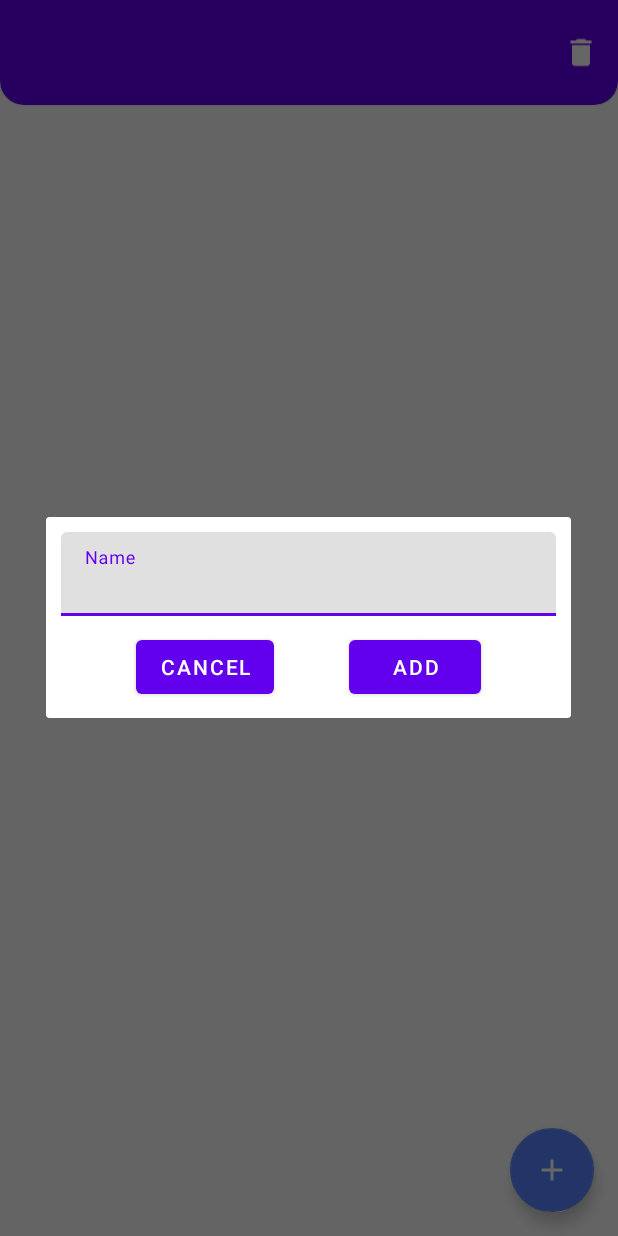
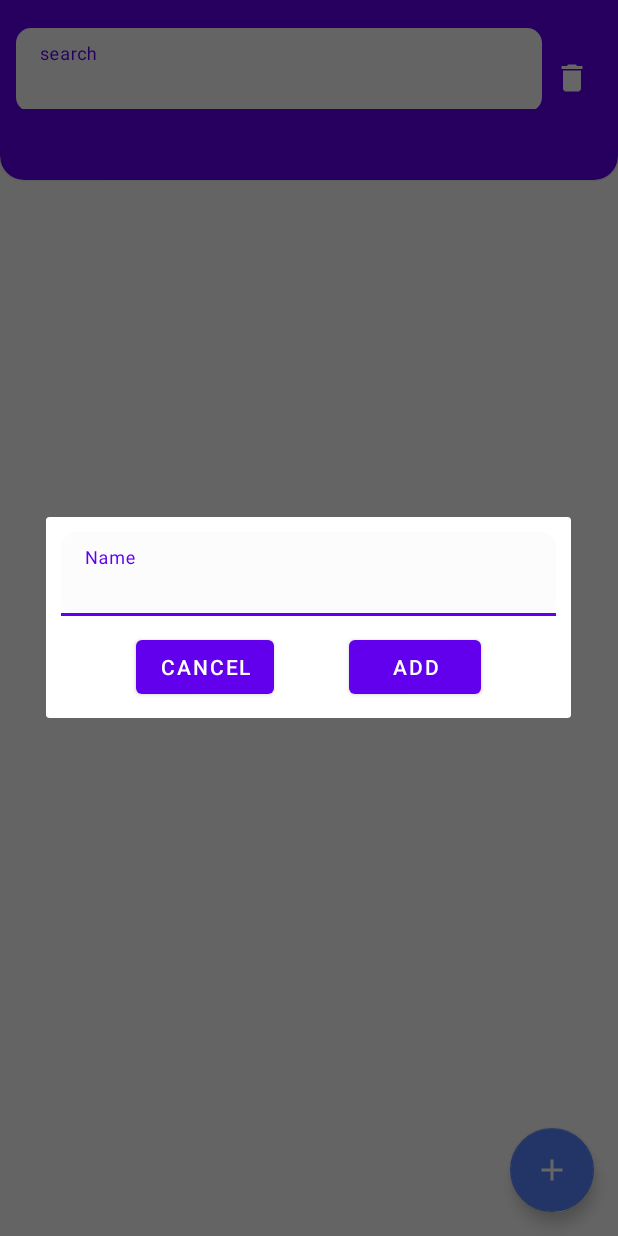
Before and after one commit to ox-tay/TODO, an Android app: the screen it shows after launch (MainActivity), after a tap on an icon or button, on a phone screen of 412 x 824 dp. Run offline under Robolectric (Android 15) with nearby library versions, the phone set to English and light mode, and no system bars; libraries missing offline, so code that uses them is left out: org.kodein.di; 4 statements that could not run were skipped.

Commit message:
search added

```diff
--- a/app/src/main/java/com/bilgiland/todo/data/db/TodoDao.kt
+++ b/app/src/main/java/com/bilgiland/todo/data/db/TodoDao.kt
@@ -13,6 +13,9 @@ interface TodoDao {
     @Query("select * from TodoModel")
     fun getAllTodo(): LiveData<List<TodoModel>>
 
+    @Query("select * from TodoModel where name like :name")
+    fun getSearch(name: String): LiveData<List<TodoModel>>
+
     @Delete
     suspend fun deleteTodo(todo: TodoModel)
 
--- a/app/src/main/java/com/bilgiland/todo/data/repository/TodoRepo.kt
+++ b/app/src/main/java/com/bilgiland/todo/data/repository/TodoRepo.kt
@@ -11,9 +11,11 @@ class TodoRepo(private val db: TodoDb) {
 
     suspend fun insert(todoModel: TodoModel) = db.todoDao().insert(todoModel)
 
-    suspend fun done(id: Int, done: Int)=db.todoDao().update(id,done)
+    suspend fun done(id: Int, done: Int) = db.todoDao().update(id, done)
 
     fun getAllTodo() = db.todoDao().getAllTodo()
 
+    fun getSearchTodo(name: String) = db.todoDao().getSearch(name)
+
 
 }
--- a/app/src/main/java/com/bilgiland/todo/ui/main/MainActivity.kt
+++ b/app/src/main/java/com/bilgiland/todo/ui/main/MainActivity.kt
@@ -2,6 +2,7 @@ package com.bilgiland.todo.ui.main
 
 import android.os.Bundle
 import androidx.appcompat.app.AppCompatActivity
+import androidx.core.widget.addTextChangedListener
 import androidx.lifecycle.Observer
 import androidx.lifecycle.ViewModelProvider
 import androidx.recyclerview.widget.LinearLayoutManager
@@ -32,7 +33,9 @@ class MainActivity : AppCompatActivity(), KodeinAware, AdapterListener {
     }
 
     private fun manageClick() {
+        // add new task
         fab_add.setOnClickListener {
+            clearFocusFromSearch()
             AddDialog(this, object : AddTodoListener {
                 override fun onAddButtonClicked(name: String) {
                     viewModel.insert(TodoModel(name, 0))
@@ -40,10 +43,17 @@ class MainActivity : AppCompatActivity(), KodeinAware, AdapterListener {
             }).show()
         }
 
+        //delete all tasks
         img_delete_all.setOnClickListener {
             viewModel.deleteAll()
         }
+    }
 
+    // clear focus from search bar
+    // add focus to dummy view
+    private fun clearFocusFromSearch() {
+        edt_search.clearFocus()
+        dummy_view.requestFocus()
     }
 
 
@@ -54,10 +64,14 @@ class MainActivity : AppCompatActivity(), KodeinAware, AdapterListener {
             adapter = recAdapter
         }
 
-
         viewModel.getAll().observe(this, Observer {
             recAdapter.add(ArrayList(it))
         })
+
+        edt_search.addTextChangedListener {
+            viewModel.searchTextChanged(it.toString())
+        }
+
     }
 
     override fun onDeleteClicked(todoModel: TodoModel) {
@@ -67,6 +81,4 @@ class MainActivity : AppCompatActivity(), KodeinAware, AdapterListener {
     override fun onDoneClicked(id: Int, done: Int) {
         viewModel.done(id, done)
     }
-
-
 }
--- /dev/null
+++ b/app/src/main/res/drawable/ic_delete_gray_24dp.xml
@@ -0,0 +1,5 @@
+<vector android:height="24dp" android:tint="#A7A7A7"
+    android:viewportHeight="24.0" android:viewportWidth="24.0"
+    android:width="24dp" xmlns:android="http://schemas.android.com/apk/res/android">
+    <path android:fillColor="#121111" android:pathData="M6,19c0,1.1 0.9,2 2,2h8c1.1,0 2,-0.9 2,-2V7H6v12zM19,4h-3.5l-1,-1h-5l-1,1H5v2h14V4z"/>
+</vector>
--- a/app/src/main/res/layout/activity_main.xml
+++ b/app/src/main/res/layout/activity_main.xml
@@ -7,6 +7,12 @@
     android:background="@color/main_bg"
     tools:context=".ui.main.MainActivity">
 
+    <View
+        android:id="@+id/dummy_view"
+        android:layout_width="wrap_content"
+        android:layout_height="wrap_content"
+        android:visibility="gone" />
+
     <androidx.constraintlayout.widget.ConstraintLayout
         android:layout_width="match_parent"
         android:layout_height="match_parent">
@@ -14,23 +20,61 @@
         <com.google.android.material.card.MaterialCardView
             android:id="@+id/cardView"
             android:layout_width="match_parent"
-            android:layout_height="70dp"
+            android:layout_height="120dp"
             app:cardBackgroundColor="@color/colorPrimary"
             app:layout_constraintEnd_toEndOf="parent"
             app:layout_constraintHorizontal_bias="0.0"
             app:layout_constraintStart_toStartOf="parent"
             app:layout_constraintTop_toTopOf="parent"
-            app:shapeAppearanceOverlay="@style/ShapeAppearanceOverlay.MaterialCardView.Cut" >
+            app:shapeAppearanceOverlay="@style/ShapeAppearanceOverlay.MaterialCardView.Cut">
+
+            <androidx.constraintlayout.widget.ConstraintLayout
+                android:layout_width="match_parent"
+                android:layout_height="match_parent"
+                android:layout_marginTop="8dp"
+                android:padding="6dp">
+
+                <com.google.android.material.textfield.TextInputLayout
+                    android:id="@+id/textField_search"
+                    android:layout_width="0dp"
+                    android:layout_height="wrap_content"
+                    android:hint="@string/search"
+                    android:imeOptions="actionDone"
+                    app:boxBackgroundColor="@color/main_bg"
+                    app:boxCornerRadiusBottomEnd="10dp"
+                    app:boxCornerRadiusBottomStart="10dp"
+                    app:boxCornerRadiusTopEnd="10dp"
+                    app:boxCornerRadiusTopStart="10dp"
+                    app:endIconMode="clear_text"
+                    app:layout_constraintEnd_toStartOf="@+id/img_delete_all"
+                    app:layout_constraintStart_toStartOf="parent"
+                    app:layout_constraintTop_toTopOf="parent">
+
+                    <com.google.android.material.textfield.TextInputEditText
+                        android:id="@+id/edt_search"
+                        android:layout_width="match_parent"
+                        android:layout_height="wrap_content"
+                        android:imeOptions="actionDone"
+                        android:maxLength="30"
+                        android:singleLine="true" />
+
+                </com.google.android.material.textfield.TextInputLayout>
 
 
-            <androidx.appcompat.widget.AppCompatImageView
-                android:id="@+id/img_delete_all"
-                android:paddingEnd="8dp"
-                android:layout_gravity="end"
-                app:srcCompat="@drawable/ic_delete_white_24dp"
-                android:layout_width="wrap_content"
-                android:layout_height="match_parent"/>
-
+                <androidx.appcompat.widget.AppCompatImageView
+                    android:id="@+id/img_delete_all"
+                    android:layout_width="wrap_content"
+                    android:layout_height="wrap_content"
+                    android:layout_gravity="end"
+                    android:paddingStart="8dp"
+                    android:paddingEnd="8dp"
+                    app:layout_constraintBottom_toBottomOf="parent"
+                    app:layout_constraintEnd_toEndOf="parent"
+                    app:layout_constraintStart_toEndOf="@id/textField_search"
+                    app:layout_constraintTop_toTopOf="parent"
+                    app:layout_constraintVertical_bias="0.316"
+                    app:srcCompat="@drawable/ic_delete_white_24dp" />
+            </androidx.constraintlayout.widget.ConstraintLayout>
         </com.google.android.material.card.MaterialCardView>
 
         <androidx.recyclerview.widget.RecyclerView
--- a/app/src/main/res/layout/add_todo.xml
+++ b/app/src/main/res/layout/add_todo.xml
@@ -6,6 +6,11 @@
     android:padding="10dp">
 
     <com.google.android.material.textfield.TextInputLayout
+        app:boxCornerRadiusBottomEnd="10dp"
+        app:boxCornerRadiusBottomStart="10dp"
+        app:boxCornerRadiusTopEnd="10dp"
+        app:boxCornerRadiusTopStart="10dp"
+        app:boxBackgroundColor="@color/main_bg"
         android:id="@+id/textField_todo"
         android:layout_width="match_parent"
         android:layout_height="wrap_content"
@@ -19,7 +24,8 @@
             android:id="@+id/edt_todo"
             android:layout_width="match_parent"
             android:layout_height="wrap_content"
-            android:maxLength="50"
+            android:maxLength="30"
+            android:imeOptions="actionDone"
             android:singleLine="true" />
 
     </com.google.android.material.textfield.TextInputLayout>
--- a/app/src/main/res/layout/todo_item.xml
+++ b/app/src/main/res/layout/todo_item.xml
@@ -59,7 +59,7 @@
                 app:layout_constraintBottom_toBottomOf="parent"
                 app:layout_constraintEnd_toEndOf="parent"
                 app:layout_constraintTop_toTopOf="parent"
-                app:srcCompat="@drawable/ic_delete_white_24dp" />
+                app:srcCompat="@drawable/ic_delete_gray_24dp" />
         </androidx.constraintlayout.widget.ConstraintLayout>
     </androidx.cardview.widget.CardView>
 </layout>
--- a/app/src/main/res/values/colors.xml
+++ b/app/src/main/res/values/colors.xml
@@ -4,4 +4,5 @@
     <color name="colorPrimaryDark">#3700B3</color>
     <color name="colorAccent">#5786FF</color>
     <color name="main_bg">#FCFCFC</color>
+    <color name="white">#ffffff</color>
 </resources>
--- a/app/src/main/res/values/strings.xml
+++ b/app/src/main/res/values/strings.xml
@@ -4,4 +4,5 @@
     <string name="add">Add</string>
     <string name="enter_name">Enter Name</string>
     <string name="cancel">cancel</string>
+    <string name="search">search</string>
 </resources>
```
Also changed, not shown: app/src/main/java/com/bilgiland/todo/ui/main/AddDialog.kt (+25 -9 lines), app/src/main/java/com/bilgiland/todo/ui/main/MainViewModel.kt (+19 -2 lines), app/src/main/res/mipmap-hdpi/ic_launcher.png, app/src/main/res/mipmap-mdpi/ic_launcher.png, app/src/main/res/mipmap-xhdpi/ic_launcher.png, app/src/main/res/mipmap-xxhdpi/ic_launcher.png, app/src/main/res/mipmap-xxxhdpi/ic_launcher.png.
